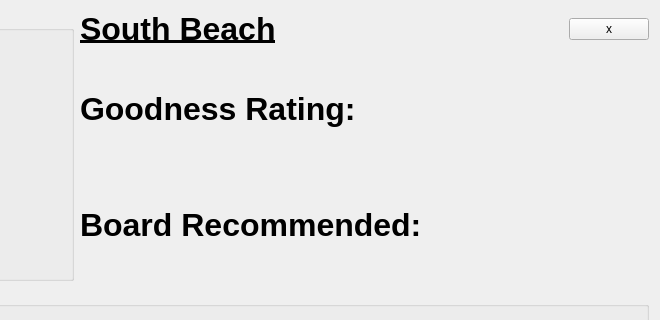
This is src/uiFiles/otterRockWidg.ui in shindelr/SpotRater as Qt 5 draws it before an edit; both pictures show x 222 to 882 and y 0 to 320 of the 882 by 567 pixel window. The edited form follows.
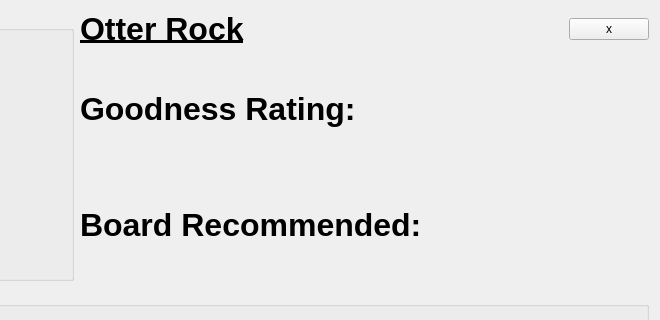
This is the edited form.

Commit message: Implemented Otter Rock page and navigation. Cleaned the main code up. This concludes Sprint 1 hooray

What changed in the file:
```diff
--- a/src/uiFiles/otterRockWidg.ui
+++ b/src/uiFiles/otterRockWidg.ui
@@ -101,7 +101,7 @@
      <item row="0" column="0">
       <widget class="QLabel" name="Title">
        <property name="text">
-        <string>&lt;html&gt;&lt;head/&gt;&lt;body&gt;&lt;p&gt;&lt;span style=&quot; font-size:24pt; font-weight:700; text-decoration: underline;&quot;&gt;South Beach&lt;/span&gt;&lt;/p&gt;&lt;/body&gt;&lt;/html&gt;</string>
+        <string>&lt;html&gt;&lt;head/&gt;&lt;body&gt;&lt;p&gt;&lt;span style=&quot; font-size:24pt; font-weight:700; text-decoration: underline;&quot;&gt;Otter Rock&lt;/span&gt;&lt;/p&gt;&lt;/body&gt;&lt;/html&gt;</string>
        </property>
       </widget>
      </item>
```
The commit also changes 3 other files.
